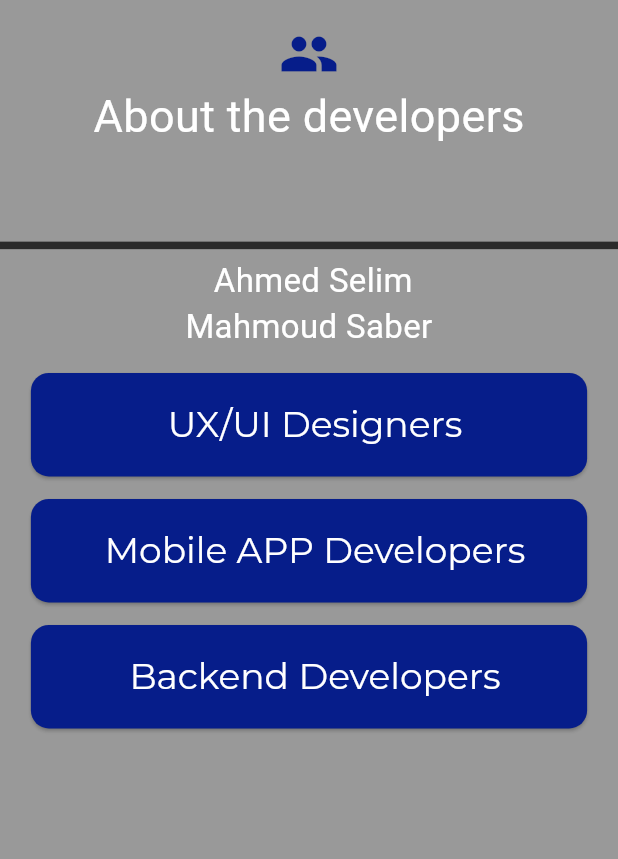
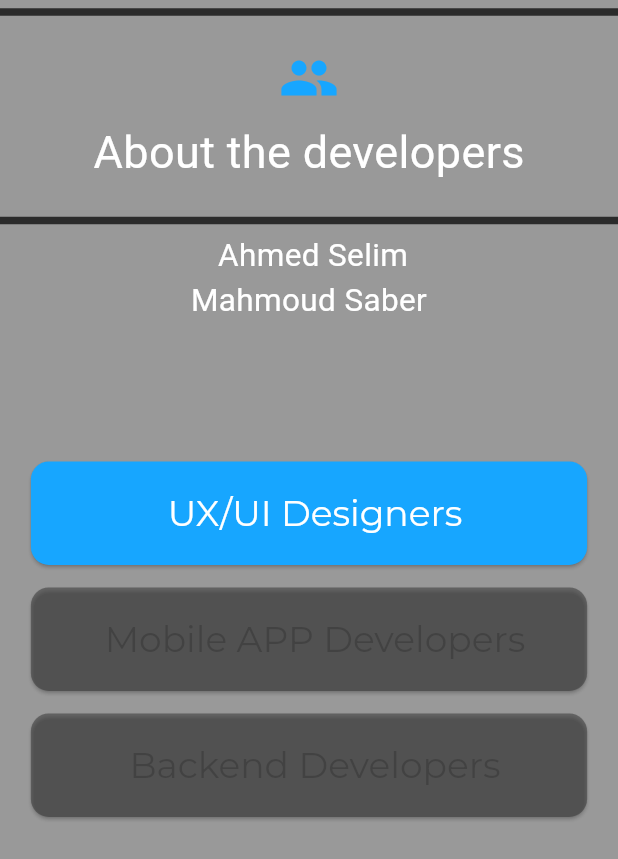
Before and after one commit to amolakamel/fci, a Flutter app: the DeveloperPage screen opened by its route, after a tap on "UX/UI Designers", on a phone screen of 412 x 824 dp. Shown: the top 859 px of the screen. Run offline on Flutter 3.47's test engine with Material 3 defaults, Android fonts, the phone set to English and light mode, and no system bars; our stand-ins replace dartz, dio, file_picker, flutter_bloc, flutter_svg, freezed_annotation and 6 more; accounts and stored records are empty; generated files the repository leaves out were written again.

Commit message:
change timer at buttons in about

```diff
--- a/lib/presentation/about_view/about_view.dart
+++ b/lib/presentation/about_view/about_view.dart
@@ -13,7 +13,7 @@ class DeveloperPage extends StatefulWidget {
 
 class _DeveloperPageState extends State<DeveloperPage> {
   String developerInfo = '';
-  bool infoDisplayed = false;
+  String? selectedButton;
   Timer? timer;
 
   @override
@@ -22,22 +22,24 @@ class _DeveloperPageState extends State<DeveloperPage> {
       backgroundColor: ColorManager.gray,
       body: SingleChildScrollView(
         child: Column(
-          mainAxisAlignment: MainAxisAlignment.center,
+          mainAxisAlignment: MainAxisAlignment.start,
+          crossAxisAlignment: CrossAxisAlignment.stretch,
           children: [
+            const Divider(
+              thickness: 5,
+              color: Color(0XFF2B2B2B),
+            ),
             Padding(
               padding: const EdgeInsets.all(16.0),
-              child: SizedBox(
-                height: MediaQuery.of(context).size.height * 1.5 / 10,
               child: Column(
                 children: [
                   Icon(
                     Icons.people,
-                      color:
-                          infoDisplayed ? ColorManager.primary : Colors.white,
+                    color: ColorManager.lightBlue,
                     size: 40,
                   ),
                   const Padding(
-                      padding: EdgeInsets.only(),
+                    padding: EdgeInsets.only(top: 8),
                     child: Center(
                       child: Text(
                         AppStrings.developers,
@@ -51,7 +53,6 @@ class _DeveloperPageState extends State<DeveloperPage> {
                 ],
               ),
             ),
-            ),
             const Divider(
               thickness: 5,
               color: Color(0XFF2B2B2B),
@@ -62,21 +63,24 @@ class _DeveloperPageState extends State<DeveloperPage> {
                 developerInfo.isNotEmpty
                     ? developerInfo
                     : AppStrings.developersInfo,
-                style: const TextStyle(
-                  fontSize: 22,
+                style: TextStyle(
+                  fontSize: 21, // Changed text size to 21
                   color: Colors.white,
                 ),
                 textAlign: TextAlign.center,
               ),
             ),
-            Column(
-              mainAxisAlignment: MainAxisAlignment.spaceEvenly,
+            SizedBox(
+              height: MediaQuery.of(context).size.height * 0.4, // Adjust the height as per your requirement
+              child: Column(
+                mainAxisAlignment: MainAxisAlignment.end,
                 children: [
                   buildDeveloperButton('UX/UI Designers', AppStrings.ui),
                   buildDeveloperButton(
                       'Mobile APP Developers', AppStrings.mobile),
                   buildDeveloperButton('Backend Developers', AppStrings.back),
                 ],
+              ),
             ),
           ],
         ),
@@ -94,22 +98,25 @@ class _DeveloperPageState extends State<DeveloperPage> {
             padding:
                 MaterialStateProperty.all<EdgeInsets>(const EdgeInsets.all(20)),
             backgroundColor: MaterialStateProperty.resolveWith<Color>((states) {
-              if (states.contains(MaterialState.pressed)) {
-                return ColorManager.primary;
+              if (selectedButton == buttonText) {
+                return ColorManager.lightBlue;
               } else {
-                return infoDisplayed ? ColorManager.primary : ColorManager.gray;
+                return ColorManager.gray;
               }
             }),
           ),
           onPressed: () {
             setState(() {
+              if (selectedButton != buttonText) {
+                selectedButton = buttonText;
                 this.developerInfo = developerInfo;
-              infoDisplayed = true;
+              }
             });
 
-            timer = Timer(const Duration(seconds: 10), () {
+            timer?.cancel();
+            timer = Timer(const Duration(milliseconds: 200), () {
               setState(() {
-                infoDisplayed = false;
+                // Do nothing here to keep the button colored until another button is pressed
               });
             });
           },
@@ -120,10 +127,9 @@ class _DeveloperPageState extends State<DeveloperPage> {
               Text(
                 buttonText,
                 style: TextStyle(
-                  color: infoDisplayed
+                  color: selectedButton == buttonText
                       ? Colors.white
-                      : ColorManager
-                          .gray, // Change text color to white when info is displayed
+                      : ColorManager.gray, // Change text color to white when info is displayed
                   fontSize: 24,
                 ),
               ),
--- a/lib/presentation/years/view/years_view.dart
+++ b/lib/presentation/years/view/years_view.dart
@@ -41,7 +41,7 @@ class YearsView extends StatelessWidget {
                     const SizedBox(
                       height: AppSize.s8,
                     ),
-                    // Next Button
+
                     CustomTextButton(
                       width: context.width,
                       height: context.height / 7,
```
Lines whose indentation alone changed are shown as unchanged.
